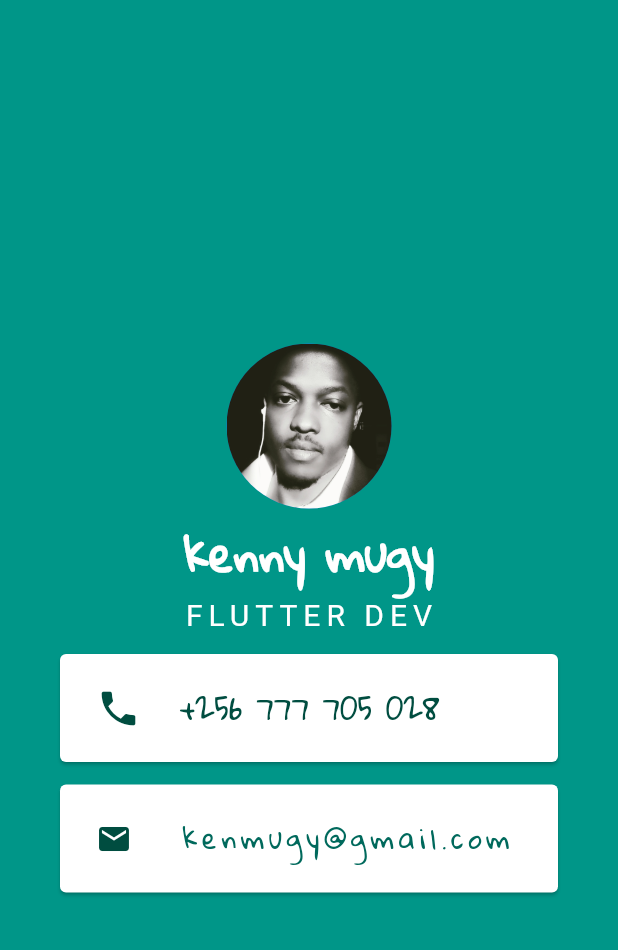
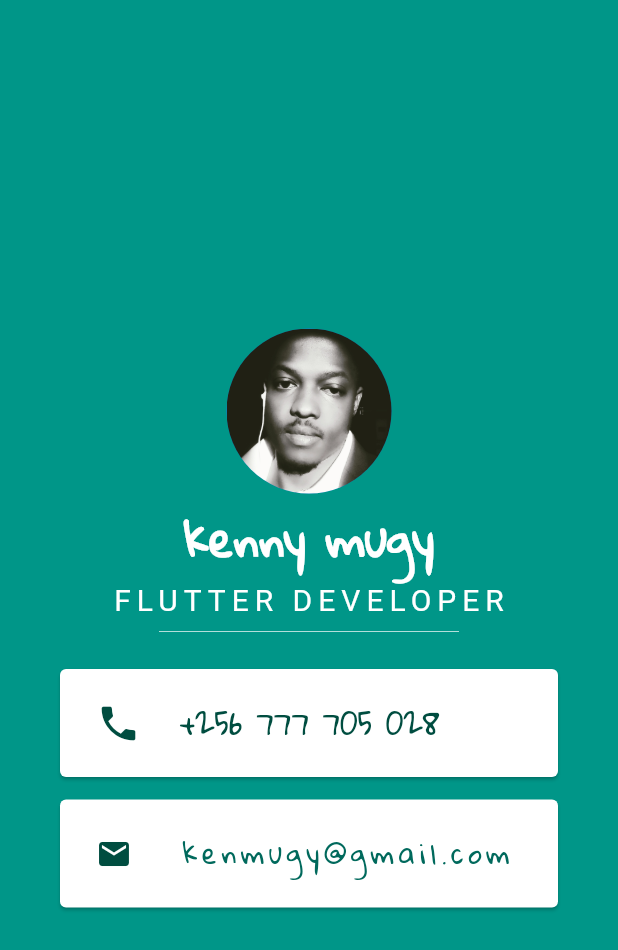
Before and after one commit to kenmugy/flutter-profile-card, a Flutter app: the screen it shows after launch, on a phone screen of 412 x 824 dp. Shown: the top 950 px of the screen. Run offline on Flutter 3.47's test engine with Material 2 defaults, Android fonts, the phone set to English and light mode, and no system bars.

Commit message:
Final commit

```diff
--- a/lib/main.dart
+++ b/lib/main.dart
@@ -16,15 +16,24 @@ class MyApp extends StatelessWidget {
                 radius: 55.0,
                 backgroundImage: AssetImage('images/me.jpg'),
               ),
-              Text("kenny mugy",
+              Text(
+                "kenny mugy",
                   style: TextStyle(
                       fontFamily: 'GloriaHallelujah',
                       fontSize: 30,
                       color: Colors.white,
                       fontWeight: FontWeight.bold)),
-              Text("FLUTTER DEV",
+              Text(
+                "FLUTTER DEVELOPER",
                   style: TextStyle(
                       fontSize: 20, color: Colors.white, letterSpacing: 4)),
+                      SizedBox(
+                        height: 20.0,
+                        width: 200,
+                        child: Divider(
+                          color: Colors.teal[100],
+                        ),
+                      ),
               Card(
                   margin: EdgeInsets.symmetric(horizontal: 40, vertical: 15),
                   child: Padding(
```
